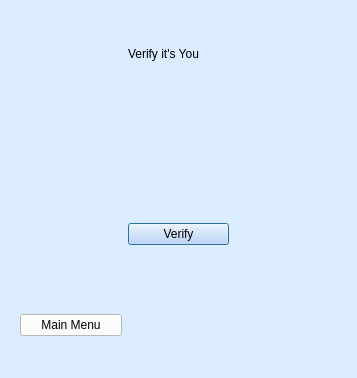
Old version of the form verify.ui in the repository ban2224/capstone_motor.
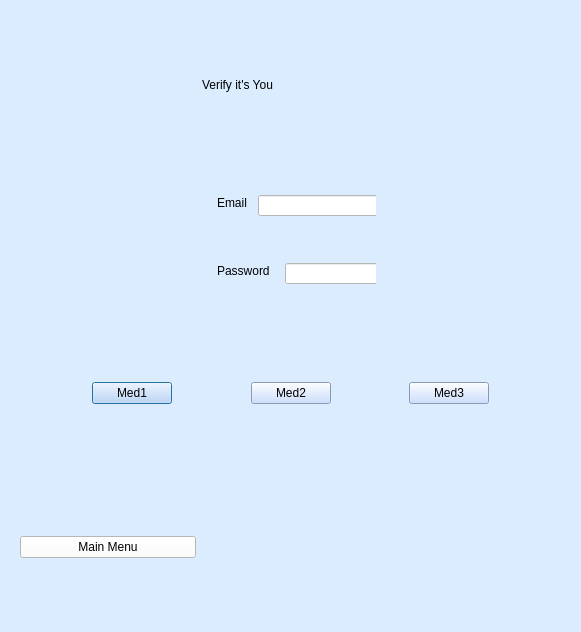
New version of the form.

Patch:
```diff
--- a/verify.ui
+++ b/verify.ui
@@ -6,8 +6,8 @@
    <rect>
     <x>0</x>
     <y>0</y>
-    <width>357</width>
-    <height>378</height>
+    <width>581</width>
+    <height>632</height>
    </rect>
   </property>
   <property name="windowTitle">
@@ -152,7 +152,33 @@
          <string notr="true">background-color:rgb(190, 213, 255)</string>
         </property>
         <property name="text">
-         <string>Verify</string>
+         <string>Med1</string>
+        </property>
+       </widget>
+      </item>
+      <item>
+       <widget class="QWidget" name="widget_13" native="true"/>
+      </item>
+      <item>
+       <widget class="QPushButton" name="Med2">
+        <property name="styleSheet">
+         <string notr="true">background-color:rgb(190, 213, 255)</string>
+        </property>
+        <property name="text">
+         <string>Med2</string>
+        </property>
+       </widget>
+      </item>
+      <item>
+       <widget class="QWidget" name="widget_16" native="true"/>
+      </item>
+      <item>
+       <widget class="QPushButton" name="Med3">
+        <property name="styleSheet">
+         <string notr="true">background-color:rgb(190, 213, 255)</string>
+        </property>
+        <property name="text">
+         <string>Med3</string>
         </property>
        </widget>
       </item>
```
Left out of the diff: 5 changed lines with no effect on the pictures.
